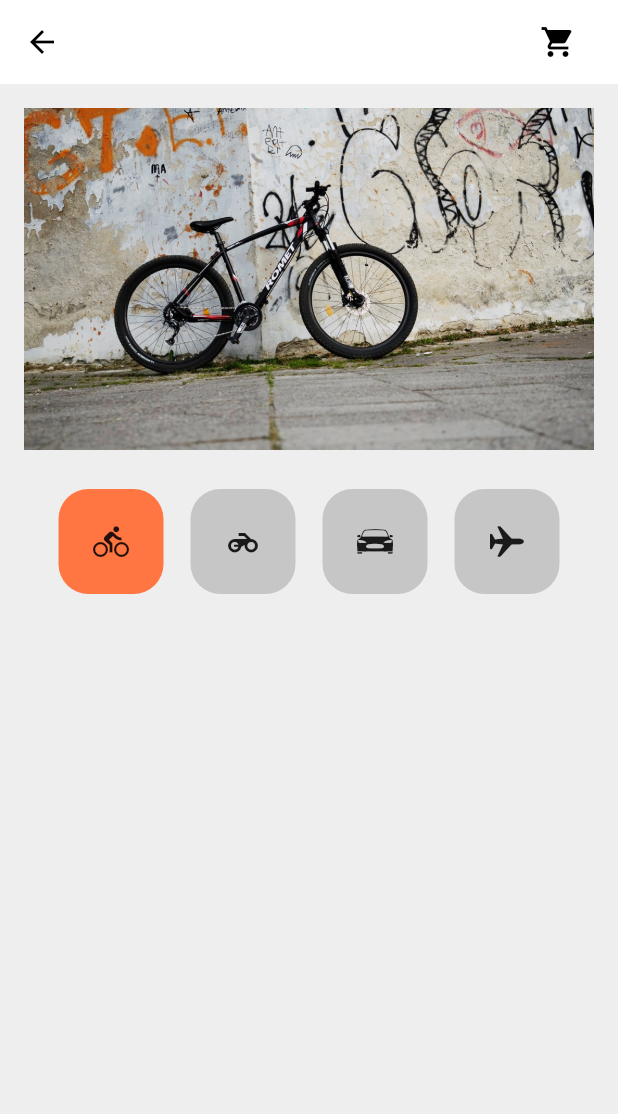
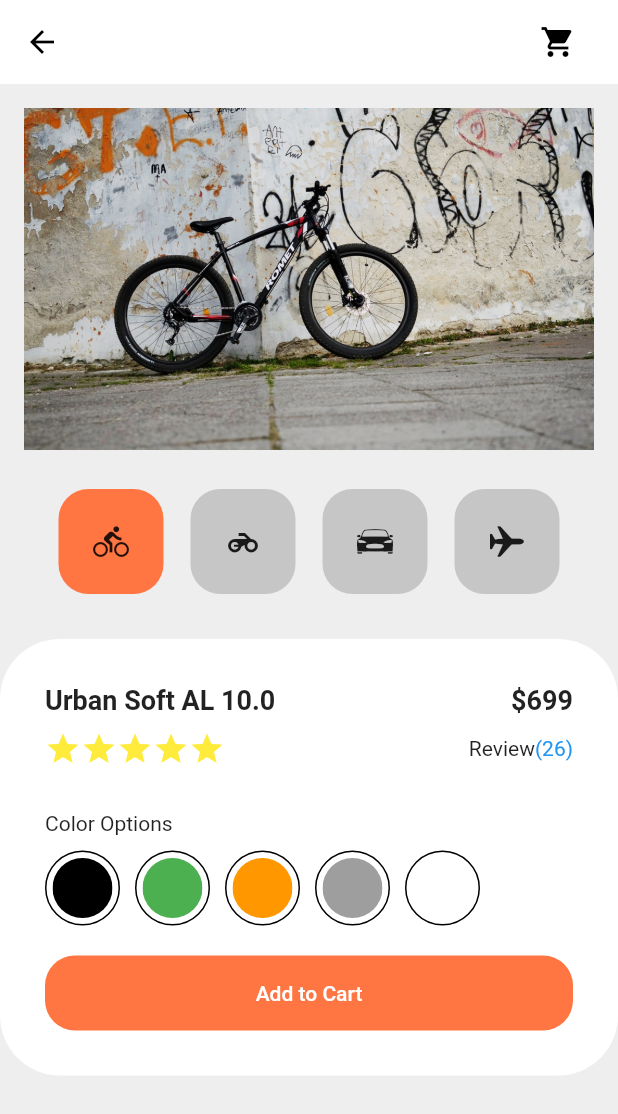
Before and after one commit to codewhite7777/flutter_ui_clone_01, a Flutter app: the screen it shows after launch, on a phone screen of 412 x 824 dp. Shown: the top 1114 px of the screen. Run offline on Flutter 3.47's test engine with Material 2 defaults, Android fonts, the phone set to English and light mode, and no system bars; our stand-ins replace flutter_svg.

Commit message:
feat: shpping cart detail

```diff
--- a/flutter_shoppingcart/lib/components/shoppingcart_detail.dart
+++ b/flutter_shoppingcart/lib/components/shoppingcart_detail.dart
@@ -1,10 +1,166 @@
 import 'package:flutter/material.dart';
+import 'package:flutter_shoppingcart/constants.dart';
 
 class ShoppingCartDetail extends StatelessWidget {
   const ShoppingCartDetail({Key? key}) : super(key: key);
 
   @override
   Widget build(BuildContext context) {
-    return SizedBox();
+    return Container(
+      decoration: BoxDecoration(
+        color: Colors.white,
+        borderRadius: BorderRadius.circular(40),
+      ),
+      child: Padding(
+        padding: EdgeInsets.all(30),
+        child: Column(
+          crossAxisAlignment: CrossAxisAlignment.start,
+          children: [
+            _buildDetailNameAndPrice(),
+            _buildDetailRatingAndReviewCount(),
+            _buildDetailColorOption(),
+            _buildDetailButton(context),
+          ],
+        ),
+      ),
+    );
+  }
+
+  Widget _buildDetailNameAndPrice() {
+    return Padding(
+      padding: EdgeInsets.only(bottom: 10),
+      child: Row(
+        mainAxisAlignment: MainAxisAlignment.spaceBetween,
+        children: [
+          Text(
+            'Urban Soft AL 10.0',
+            style: TextStyle(
+              fontSize: 18,
+              fontWeight: FontWeight.bold,
+            ),
+          ),
+          Text(
+            '\$699',
+            style: TextStyle(
+              fontSize: 18,
+              fontWeight: FontWeight.bold,
+            ),
+          )
+        ],
+      ),
+    );
+  }
+
+  Widget _buildDetailRatingAndReviewCount() {
+    return Padding(
+      padding: EdgeInsets.only(bottom: 30),
+      child: Row(
+        children: [
+          Icon(
+            Icons.star,
+            color: Colors.yellow,
+          ),
+          Icon(
+            Icons.star,
+            color: Colors.yellow,
+          ),
+          Icon(
+            Icons.star,
+            color: Colors.yellow,
+          ),
+          Icon(
+            Icons.star,
+            color: Colors.yellow,
+          ),
+          Icon(
+            Icons.star,
+            color: Colors.yellow,
+          ),
+          Spacer(),
+          Text('Review'),
+          Text(
+            '(26)',
+            style: TextStyle(
+              color: Colors.blue,
+            ),
+          ),
+        ],
+      ),
+    );
+  }
+
+  Widget _buildDetailColorOption() {
+    return Padding(
+      padding: EdgeInsets.only(bottom: 20),
+      child: Column(
+        crossAxisAlignment: CrossAxisAlignment.start,
+        children: [
+          Text('Color Options'),
+          SizedBox(
+            height: 10,
+          ),
+          Row(
+            children: [
+              _buildDetailIcon(Colors.black),
+              _buildDetailIcon(Colors.green),
+              _buildDetailIcon(Colors.orange),
+              _buildDetailIcon(Colors.grey),
+              _buildDetailIcon(Colors.white),
+            ],
+          ),
+        ],
+      ),
+    );
+  }
+
+  Widget _buildDetailIcon(Color mColor) {
+    return Padding(
+      padding: EdgeInsets.only(right: 10),
+      child: Stack(
+        children: [
+          Container(
+            width: 50,
+            height: 50,
+            decoration: BoxDecoration(
+              border: Border.all(),
+              shape: BoxShape.circle,
+            ),
+          ),
+          Positioned(
+            left: 5,
+            top: 5,
+            child: ClipOval(
+              child: Container(
+                width: 40,
+                height: 40,
+                color: mColor,
+              ),
+            ),
+          ),
+        ],
+      ),
+    );
+  }
+
+  Widget _buildDetailButton(BuildContext context) {
+    return Align(
+      alignment: Alignment.center,
+      child: TextButton(
+        style: TextButton.styleFrom(
+          shape: RoundedRectangleBorder(
+            borderRadius: BorderRadius.circular(20),
+          ),
+          minimumSize: Size(400, 50),
+          backgroundColor: kAccentColor,
+        ),
+        onPressed: () {},
+        child: Text(
+          'Add to Cart',
+          style: TextStyle(
+            color: Colors.white,
+          ),
+        ),
+      ),
+    );
   }
 }
```
